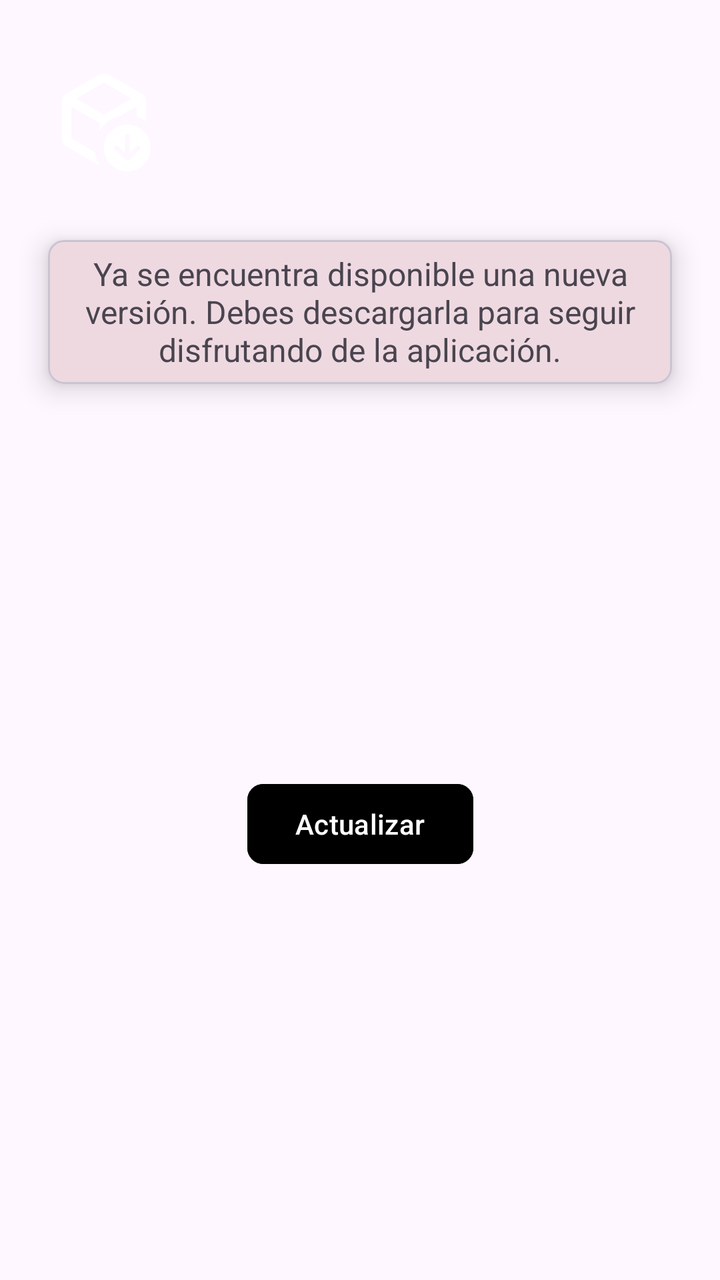
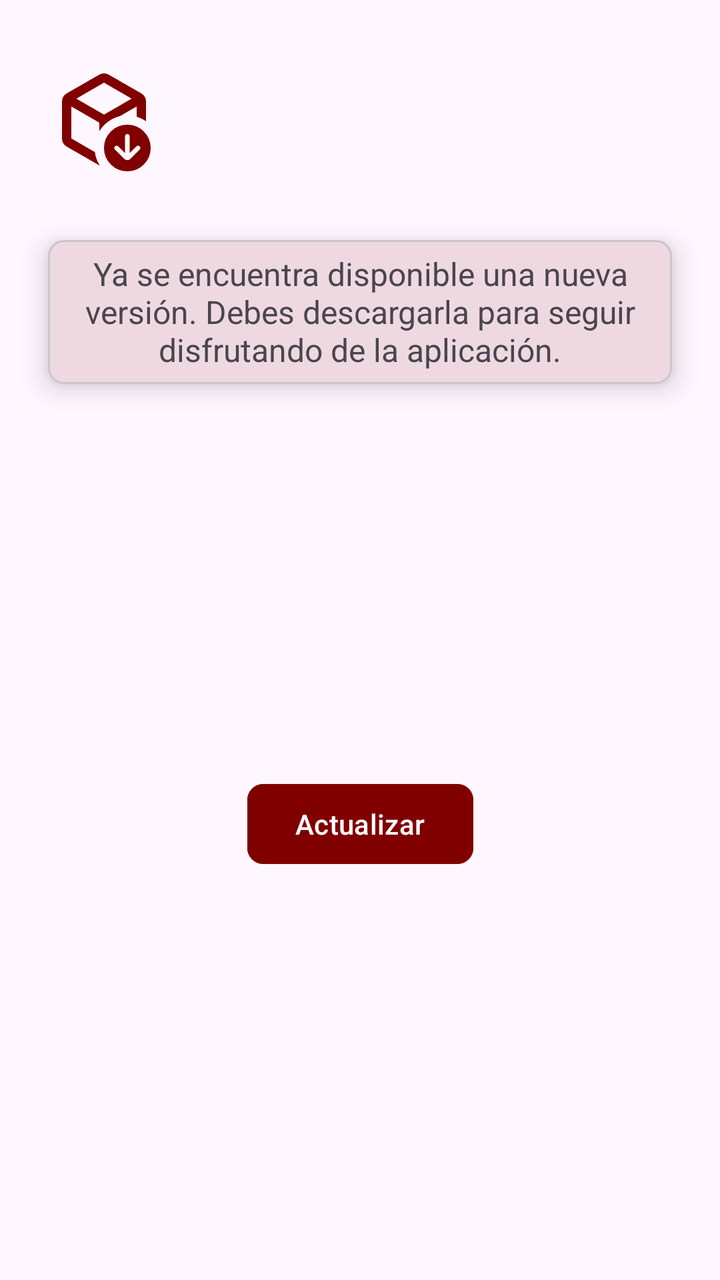

Two renders of the same Android screen: before a commit and after it. Below are the layout's source before the change and the commit's diff.
<!-- AndroidManifest.xml: application theme Theme.Generic -->
<!-- res/layout/layout_sheet_update.xml -->
<?xml version="1.0" encoding="utf-8"?>
<androidx.constraintlayout.widget.ConstraintLayout xmlns:android="http://schemas.android.com/apk/res/android"
    xmlns:app="http://schemas.android.com/apk/res-auto"
    xmlns:tools="http://schemas.android.com/tools"
    android:layout_width="match_parent"
    android:layout_height="wrap_content">

    <ImageView
        android:id="@+id/imageView"
        android:layout_width="56dp"
        android:layout_height="56dp"
        android:layout_marginStart="24dp"
        android:layout_marginTop="32dp"
        android:src="@drawable/ic_update_24"
        app:tint="@color/sapphire"
        app:layout_constraintStart_toStartOf="parent"
        app:layout_constraintTop_toTopOf="parent" />

    <com.google.android.material.card.MaterialCardView
        android:id="@+id/materialCardView"
        android:layout_width="0dp"
        android:layout_height="72dp"
        android:layout_marginStart="24dp"
        android:layout_marginTop="32dp"
        android:layout_marginEnd="24dp"
        app:cardCornerRadius="8dp"
        app:cardElevation="8dp"
        app:layout_constraintEnd_toEndOf="parent"
        app:layout_constraintStart_toStartOf="parent"
        app:layout_constraintTop_toBottomOf="@+id/imageView">

        <TextView
            android:id="@+id/textView"
            android:layout_width="match_parent"
            android:layout_height="match_parent"
            android:gravity="center"
            android:text="@string/msg_update"
            android:textSize="16sp" />
    </com.google.android.material.card.MaterialCardView>

    <com.google.android.material.button.MaterialButton
        android:id="@+id/btn_update"
        android:layout_width="wrap_content"
        android:layout_height="wrap_content"
        android:layout_marginStart="8dp"
        android:layout_marginTop="16dp"
        android:layout_marginEnd="8dp"
        android:layout_marginBottom="24dp"
        android:text="@string/text_update"
        app:cornerRadius="8dp"
        android:backgroundTint="@color/indigo"
        android:textColor="@color/white"
        app:layout_constraintBottom_toBottomOf="parent"
        app:layout_constraintEnd_toEndOf="parent"
        app:layout_constraintStart_toStartOf="parent"
        app:layout_constraintTop_toBottomOf="@+id/materialCardView" />

</androidx.constraintlayout.widget.ConstraintLayout>
<!-- resources referenced by this layout -->
<resources>
  <color name="white">#FFFFFFFF</color>
  <!-- drawable ic_update_24 (drawable) -->
  <vector xmlns:android="http://schemas.android.com/apk/res/android"
      android:width="24dp"
      android:height="24dp"
      android:viewportWidth="960"
      android:viewportHeight="960"
      android:tint="?attr/colorControlNormal">
    <path
        android:fillColor="@android:color/white"
        android:pathData="M480,457Q480,457 480,457Q480,457 480,457Q480,457 480,457Q480,457 480,457Q480,457 480,457Q480,457 480,457L480,457Q480,457 480,457Q480,457 480,457L480,457Q480,457 480,457Q480,457 480,457L480,457Q480,457 480,457Q480,457 480,457L480,457Q480,457 480,457Q480,457 480,457L480,457ZM440,91Q459,80 480,80Q501,80 520,91L800,252Q819,263 829.5,281Q840,299 840,321L840,491Q822,478 802,468.5Q782,459 760,452L760,364L616,447Q560,461 514.5,494.5Q469,528 440,576L440,503L200,364L200,638Q200,638 200,638Q200,638 200,638L402,755Q406,787 417,816.5Q428,846 445,872Q443,871 442.5,870.5Q442,870 440,869L160,708Q141,697 130.5,679Q120,661 120,639L120,321Q120,299 130.5,281Q141,263 160,252L440,91ZM480,160L243,297L480,434L717,297L480,160Q480,160 480,160Q480,160 480,160ZM660,764L602,706Q596,700 588,700Q580,700 574,706Q568,712 568,720Q568,728 574,734L652,812Q664,824 680,824Q696,824 708,812L786,734Q792,728 792,720Q792,712 786,706Q780,700 772,700Q764,700 758,706L700,764L700,620Q700,612 694,606Q688,600 680,600Q672,600 666,606Q660,612 660,620L660,764ZM680,920Q597,920 538.5,861.5Q480,803 480,720Q480,637 538.5,578.5Q597,520 680,520Q763,520 821.5,578.5Q880,637 880,720Q880,803 821.5,861.5Q763,920 680,920Z"/>
  </vector>
  <string name="msg_update">Ya se encuentra disponible una nueva versión. Debes descargarla para seguir disfrutando de la aplicación.</string>
  <string name="text_update">Actualizar</string>
  <style name="Theme.Generic" parent="Theme.Material3.DayNight.NoActionBar">
          
          <item name="colorPrimary">@color/garnet_normal</item>
          <item name="colorPrimaryVariant">@color/garnet_dark</item>
          <item name="colorOnPrimary">@color/white</item>
          
          <item name="colorSecondary">@color/rosado_dark</item>
          <item name="colorSecondaryVariant">@color/rosado_light</item>
          <item name="colorOnSecondary">@color/black</item>
          
          <item name="android:statusBarColor">?attr/colorPrimaryVariant</item>
          
      </style>
  <color name="garnet_normal">#800000</color>
  <color name="garnet_dark">#4F0000</color>
  <color name="rosado_dark">#E3AFAD</color>
  <color name="rosado_light">#FFE1DF</color>
  <color name="black">#FF000000</color>
</resources>

<!-- the commit's change to res/layout/layout_sheet_update.xml (unified diff, before → after) -->
@@ -12,7 +12,7 @@
         android:layout_marginStart="24dp"
         android:layout_marginTop="32dp"
         android:src="@drawable/ic_update_24"
-        app:tint="@color/sapphire"
+        app:tint="@color/garnet_normal"
         app:layout_constraintStart_toStartOf="parent"
         app:layout_constraintTop_toTopOf="parent" />
 
@@ -48,7 +48,7 @@
         android:layout_marginBottom="24dp"
         android:text="@string/text_update"
         app:cornerRadius="8dp"
-        android:backgroundTint="@color/indigo"
+        android:backgroundTint="@color/garnet_normal"
         android:textColor="@color/white"
         app:layout_constraintBottom_toBottomOf="parent"
         app:layout_constraintEnd_toEndOf="parent"
